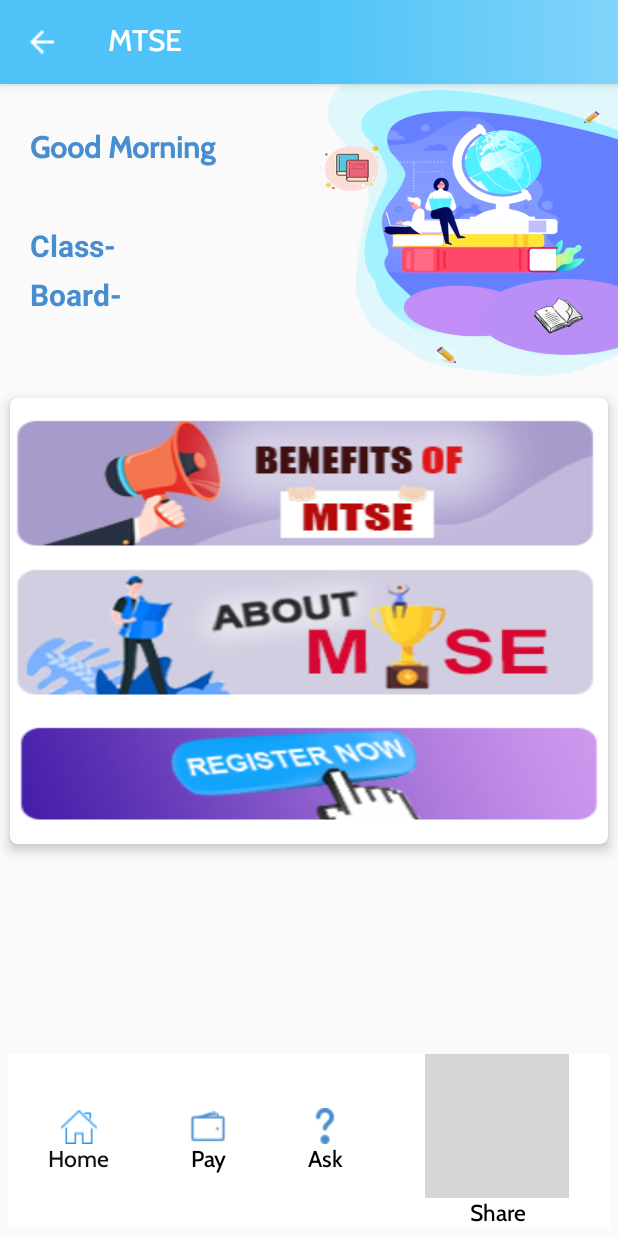
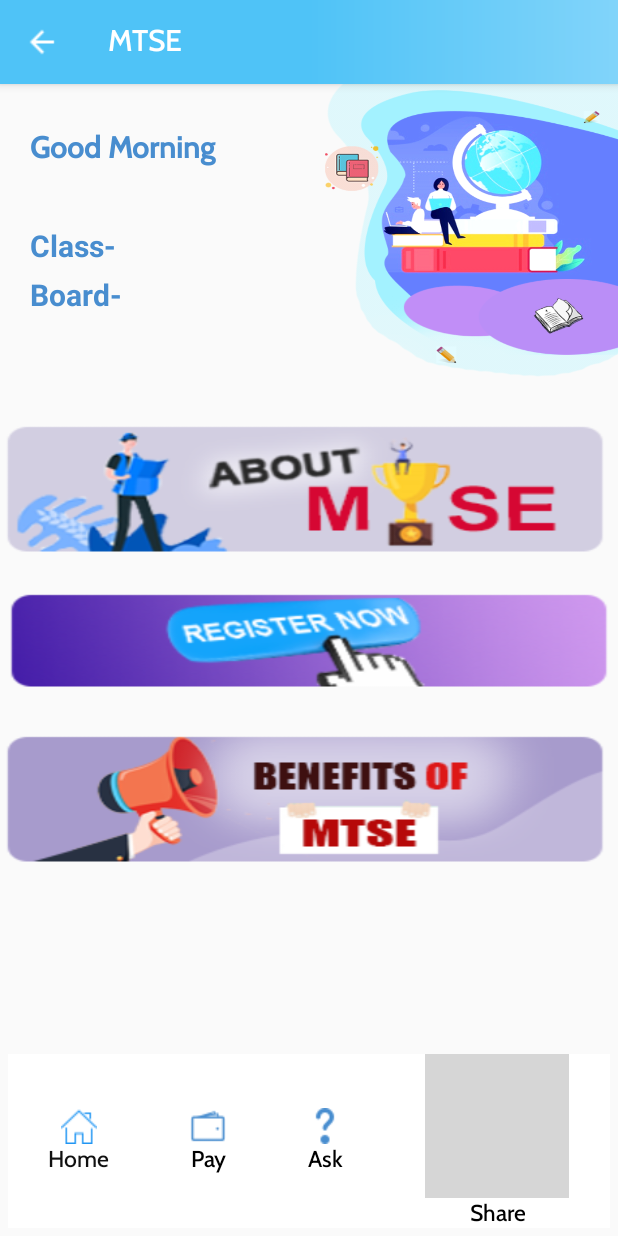
Before and after one commit to kazi-rakib-uddin/IndidMobileApp, an Android app: the MTSEActivity screen opened directly, with no data from a screen before it, on a phone screen of 412 x 824 dp. Run offline under Robolectric (Android 15) with nearby library versions, the phone set to English and light mode, and no system bars; our stand-ins replace Picasso, Volley, sdp/ssp sizes; libraries missing offline, so code that uses them is left out: com.mursaat.extendedtextview, com.wang.avi; plain views replace AVLoadingIndicatorView, AnimatedGradientTextView; network calls fail; pictures from the network do not load; 4 statements that could not run were skipped; grey boxes are pictures that could not be loaded.

Commit message:
Indid Mobile Application

```diff
--- a/app/src/main/res/drawable/mtse_bg.xml
+++ b/app/src/main/res/drawable/mtse_bg.xml
@@ -4,10 +4,10 @@
         <shape android:shape="oval">
             <solid android:color="#FFFFFF"/>
             <size
-                android:width="100dp"
-                android:height="100dp" />
+                android:width="30dp"
+                android:height="30dp" />
         </shape>
     </item>
-    <item android:drawable="@drawable/attendance_img" />
+    <!--<item android:drawable="@drawable/attendance_img" />-->
 
 </layer-list>
--- a/app/src/main/res/layout/activity_mtse.xml
+++ b/app/src/main/res/layout/activity_mtse.xml
@@ -121,32 +121,15 @@
     </LinearLayout>
 
 
-    <androidx.cardview.widget.CardView
-        android:id="@+id/cardView"
-        android:layout_width="match_parent"
-        android:layout_height="wrap_content"
-        app:cardCornerRadius="5dp"
-        app:cardElevation="5dp"
-        app:cardUseCompatPadding="true"
-        android:layout_below="@+id/lin"
-        >
+
 
     <LinearLayout
         android:layout_width="match_parent"
         android:layout_height="wrap_content"
         android:orientation="vertical"
-        android:layout_marginTop="@dimen/_10sdp">
+        android:layout_marginTop="@dimen/_10sdp"
+        android:layout_below="@+id/lin">
 
-
-
-        <LinearLayout
-            android:id="@+id/lin_benefits_mtse"
-            android:layout_width="match_parent"
-            android:layout_height="wrap_content"
-            android:background="@drawable/img_benefits_mtse"
-            android:padding="@dimen/_10sdp"
-            android:orientation="vertical"
-            />
 
 
 
@@ -156,7 +139,6 @@
             android:layout_height="wrap_content"
             android:background="@drawable/img_about_mtse"
             android:layout_marginTop="@dimen/_10sdp"
-            android:padding="@dimen/_15sdp"
             android:orientation="vertical"
             />
 
@@ -166,16 +148,26 @@
             android:layout_width="match_parent"
             android:layout_height="wrap_content"
             android:background="@drawable/img_register_mtse"
-            android:layout_marginTop="@dimen/_15sdp"
+            android:layout_marginTop="@dimen/_20sdp"
             android:layout_marginBottom="@dimen/_10sdp"
             android:orientation="vertical"
+            />
+
+
+
+        <LinearLayout
+            android:id="@+id/lin_benefits_mtse"
+            android:layout_width="match_parent"
+            android:layout_height="wrap_content"
+            android:background="@drawable/img_benefits_mtse"
+            android:orientation="vertical"
+            android:layout_marginTop="@dimen/_12sdp"
             />
 
 
     </LinearLayout>
 
 
-    </androidx.cardview.widget.CardView>
 
 
 
--- a/app/src/main/res/menu/switch_user.xml
+++ b/app/src/main/res/menu/switch_user.xml
@@ -16,7 +16,7 @@
         android:id="@+id/menu_mtse"
         android:title="MTSE"
         app:showAsAction="always"
-        android:icon="@drawable/img_mtse"
+        android:visible="false"
         />
 
     <item
--- a/app/src/main/res/values/styles.xml
+++ b/app/src/main/res/values/styles.xml
@@ -6,6 +6,7 @@
         <item name="colorPrimary">@color/colorPrimary</item>
         <item name="colorPrimaryDark">@color/colorPrimaryDark</item>
         <item name="colorAccent">@color/colorAccent</item>
+
 
         <item name="colorControlActivated">@color/color500</item>
         <item name="colorControlNormal">@color/color500</item>
```
Also changed, not shown: app/src/main/res/layout/activity_main_page.xml (+41 -1 lines), app/src/main/res/values/array_list.xml (+11 -0 lines).
